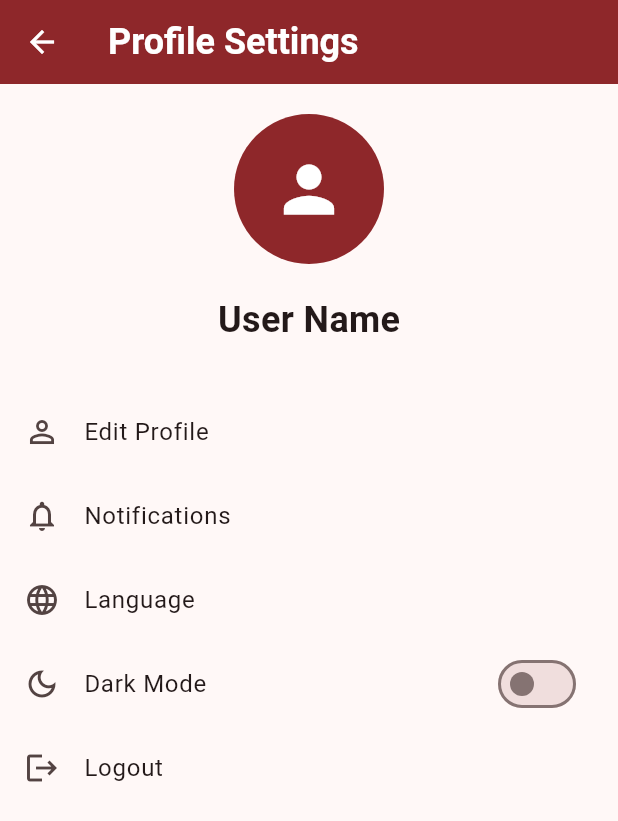
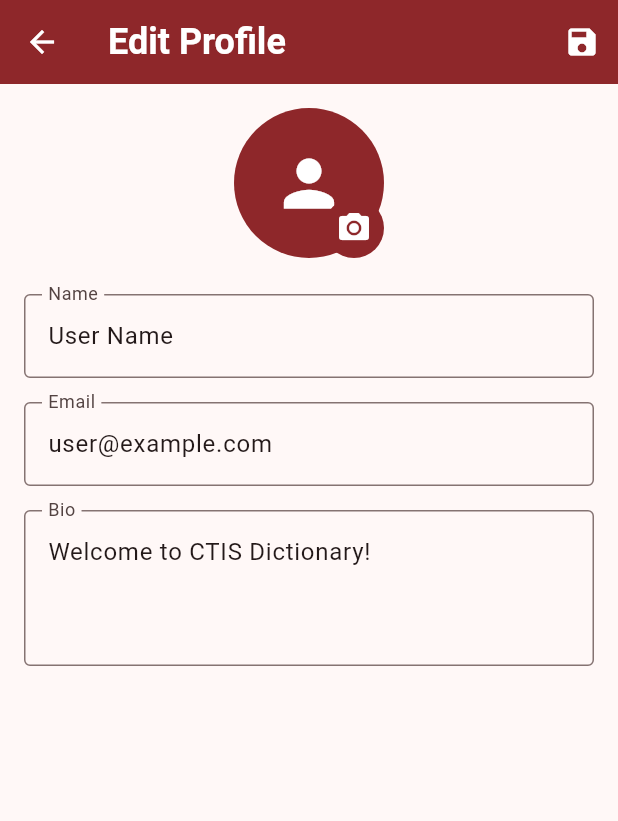
Before and after one commit to Baturalp52/CTIS-470-project, a Flutter app: the ProfileScreen screen opened directly, after a tap on "Edit Profile", on a phone screen of 412 x 824 dp. Shown: the top 821 px of the screen. Run offline on Flutter 3.47's test engine with Material 3 defaults, Android fonts, the phone set to English and light mode, and no system bars; accounts and stored records are empty.

Commit message:
Add user management features with profile editing

```diff
--- a/lib/main.dart
+++ b/lib/main.dart
@@ -2,11 +2,16 @@ import 'package:flutter/material.dart';
 import 'package:provider/provider.dart';
 import 'screens/home_screen.dart';
 import 'providers/theme_provider.dart';
+import 'providers/user_provider.dart';
+import 'models/user.dart';
 
 void main() {
   runApp(
-    ChangeNotifierProvider(
-      create: (_) => ThemeProvider(),
+    MultiProvider(
+      providers: [
+        ChangeNotifierProvider(create: (_) => ThemeProvider()),
+        ChangeNotifierProvider(create: (_) => UserProvider()),
+      ],
       child: const MyApp(),
     ),
   );
--- /dev/null
+++ b/lib/models/user.dart
@@ -0,0 +1,15 @@
+class User {
+  final String id;
+  String name;
+  String email;
+  String? profileImageUrl;
+  String? bio;
+
+  User({
+    required this.id,
+    required this.name,
+    required this.email,
+    this.profileImageUrl,
+    this.bio,
+  });
+}
--- /dev/null
+++ b/lib/providers/user_provider.dart
@@ -0,0 +1,41 @@
+import 'package:flutter/material.dart';
+import '../models/user.dart';
+
+class UserProvider with ChangeNotifier {
+  User? _currentUser;
+
+  UserProvider() {
+    // Initialize with a default user
+    _currentUser = User(
+      id: '1',
+      name: 'User Name',
+      email: 'user@example.com',
+      bio: 'Welcome to CTIS Dictionary!',
+    );
+  }
+
+  User? get currentUser => _currentUser;
+
+  void setUser(User user) {
+    _currentUser = user;
+    notifyListeners();
+  }
+
+  void updateUser({
+    String? name,
+    String? email,
+    String? profileImageUrl,
+    String? bio,
+  }) {
+    if (_currentUser != null) {
+      _currentUser = User(
+        id: _currentUser!.id,
+        name: name ?? _currentUser!.name,
+        email: email ?? _currentUser!.email,
+        profileImageUrl: profileImageUrl ?? _currentUser!.profileImageUrl,
+        bio: bio ?? _currentUser!.bio,
+      );
+      notifyListeners();
+    }
+  }
+}
--- /dev/null
+++ b/lib/screens/edit_profile_screen.dart
@@ -0,0 +1,148 @@
+import 'package:flutter/material.dart';
+import 'package:provider/provider.dart';
+import '../providers/user_provider.dart';
+
+class EditProfileScreen extends StatefulWidget {
+  const EditProfileScreen({super.key});
+
+  @override
+  State<EditProfileScreen> createState() => _EditProfileScreenState();
+}
+
+class _EditProfileScreenState extends State<EditProfileScreen> {
+  final _formKey = GlobalKey<FormState>();
+  late TextEditingController _nameController;
+  late TextEditingController _emailController;
+  late TextEditingController _bioController;
+  String? _profileImageUrl;
+
+  @override
+  void initState() {
+    super.initState();
+    final user = Provider.of<UserProvider>(context, listen: false).currentUser;
+    _nameController = TextEditingController(text: user?.name ?? '');
+    _emailController = TextEditingController(text: user?.email ?? '');
+    _bioController = TextEditingController(text: user?.bio ?? '');
+    _profileImageUrl = user?.profileImageUrl;
+  }
+
+  @override
+  void dispose() {
+    _nameController.dispose();
+    _emailController.dispose();
+    _bioController.dispose();
+    super.dispose();
+  }
+
+  void _updateProfile() {
+    if (_formKey.currentState!.validate()) {
+      Provider.of<UserProvider>(context, listen: false).updateUser(
+        name: _nameController.text,
+        email: _emailController.text,
+        bio: _bioController.text,
+        profileImageUrl: _profileImageUrl,
+      );
+      Navigator.pop(context);
+    }
+  }
+
+  @override
+  Widget build(BuildContext context) {
+    return Scaffold(
+      appBar: AppBar(
+        title: const Text('Edit Profile'),
+        actions: [
+          IconButton(
+            icon: const Icon(Icons.save),
+            onPressed: _updateProfile,
+          ),
+        ],
+      ),
+      body: SingleChildScrollView(
+        padding: const EdgeInsets.all(16.0),
+        child: Form(
+          key: _formKey,
+          child: Column(
+            crossAxisAlignment: CrossAxisAlignment.stretch,
+            children: [
+              Center(
+                child: Stack(
+                  children: [
+                    CircleAvatar(
+                      radius: 50,
+                      backgroundColor: Theme.of(context).colorScheme.primary,
+                      backgroundImage: _profileImageUrl != null
+                          ? NetworkImage(_profileImageUrl!)
+                          : null,
+                      child: _profileImageUrl == null
+                          ? const Icon(
+                              Icons.person,
+                              size: 50,
+                              color: Colors.white,
+                            )
+                          : null,
+                    ),
+                    Positioned(
+                      bottom: 0,
+                      right: 0,
+                      child: CircleAvatar(
+                        backgroundColor: Theme.of(context).colorScheme.primary,
+                        child: IconButton(
+                          icon:
+                              const Icon(Icons.camera_alt, color: Colors.white),
+                          onPressed: () {
+                            // TODO: Implement image picker
+                          },
+                        ),
+                      ),
+                    ),
+                  ],
+                ),
+              ),
+              const SizedBox(height: 24),
+              TextFormField(
+                controller: _nameController,
+                decoration: const InputDecoration(
+                  labelText: 'Name',
+                  border: OutlineInputBorder(),
+                ),
+                validator: (value) {
+                  if (value == null || value.isEmpty) {
+                    return 'Please enter your name';
+                  }
+                  return null;
+                },
+              ),
+              const SizedBox(height: 16),
+              TextFormField(
+                controller: _emailController,
+                decoration: const InputDecoration(
+                  labelText: 'Email',
+                  border: OutlineInputBorder(),
+                ),
+                validator: (value) {
+                  if (value == null || value.isEmpty) {
+                    return 'Please enter your email';
+                  }
+                  if (!value.contains('@')) {
+                    return 'Please enter a valid email';
+                  }
+                  return null;
+                },
+              ),
+              const SizedBox(height: 16),
+              TextFormField(
+                controller: _bioController,
+                decoration: const InputDecoration(
+                  labelText: 'Bio',
+                  border: OutlineInputBorder(),
+                ),
+                maxLines: 3,
+              ),
+            ],
+          ),
+        ),
+      ),
+    );
+  }
+}
--- a/lib/screens/profile_screen.dart
+++ b/lib/screens/profile_screen.dart
@@ -1,51 +1,66 @@
 import 'package:flutter/material.dart';
 import 'package:provider/provider.dart';
 import '../providers/theme_provider.dart';
+import '../providers/user_provider.dart';
+import 'edit_profile_screen.dart';
 
 class ProfileScreen extends StatelessWidget {
   const ProfileScreen({super.key});
 
   @override
   Widget build(BuildContext context) {
-    final themeProvider = Provider.of<ThemeProvider>(context);
-
     return Scaffold(
       appBar: AppBar(title: const Text('Profile Settings')),
-      body: ListView(
+      body: Consumer2<ThemeProvider, UserProvider>(
+        builder: (context, themeProvider, userProvider, child) {
+          final user = userProvider.currentUser;
+
+          return ListView(
             children: [
               const SizedBox(height: 20),
-          const CircleAvatar(
+              CircleAvatar(
                 radius: 50,
-            backgroundColor: Color(0xFF8E272A),
-            child: Icon(Icons.person, size: 50, color: Colors.white),
+                backgroundColor: Theme.of(context).colorScheme.primary,
+                backgroundImage: user?.profileImageUrl != null
+                    ? NetworkImage(user!.profileImageUrl!)
+                    : null,
+                child: user?.profileImageUrl == null
+                    ? const Icon(Icons.person, size: 50, color: Colors.white)
+                    : null,
               ),
               const SizedBox(height: 20),
-          const Center(
+              Center(
                 child: Text(
-              'User Name',
-              style: TextStyle(fontSize: 24, fontWeight: FontWeight.bold),
+                  user?.name ?? 'User Name',
+                  style: const TextStyle(
+                    fontSize: 24,
+                    fontWeight: FontWeight.bold,
                   ),
                 ),
+              ),
+              if (user?.bio != null && user!.bio!.isNotEmpty) ...[
+                const SizedBox(height: 8),
+                Center(
+                  child: Text(
+                    user.bio!,
+                    textAlign: TextAlign.center,
+                    style: TextStyle(
+                      color: Theme.of(context).textTheme.bodySmall?.color,
+                    ),
+                  ),
+                ),
+              ],
               const SizedBox(height: 30),
               ListTile(
                 leading: const Icon(Icons.person_outline),
                 title: const Text('Edit Profile'),
                 onTap: () {
-              // TODO: Implement edit profile functionality
-            },
+                  Navigator.push(
+                    context,
+                    MaterialPageRoute(
+                      builder: (context) => const EditProfileScreen(),
                     ),
-          ListTile(
-            leading: const Icon(Icons.notifications_outlined),
-            title: const Text('Notifications'),
-            onTap: () {
-              // TODO: Implement notifications settings
-            },
-          ),
-          ListTile(
-            leading: const Icon(Icons.language),
-            title: const Text('Language'),
-            onTap: () {
-              // TODO: Implement language settings
+                  );
                 },
               ),
               ListTile(
@@ -66,6 +81,8 @@ class ProfileScreen extends StatelessWidget {
                 },
               ),
             ],
+          );
+        },
       ),
     );
   }
```
Lines whose indentation alone changed are shown as unchanged.
